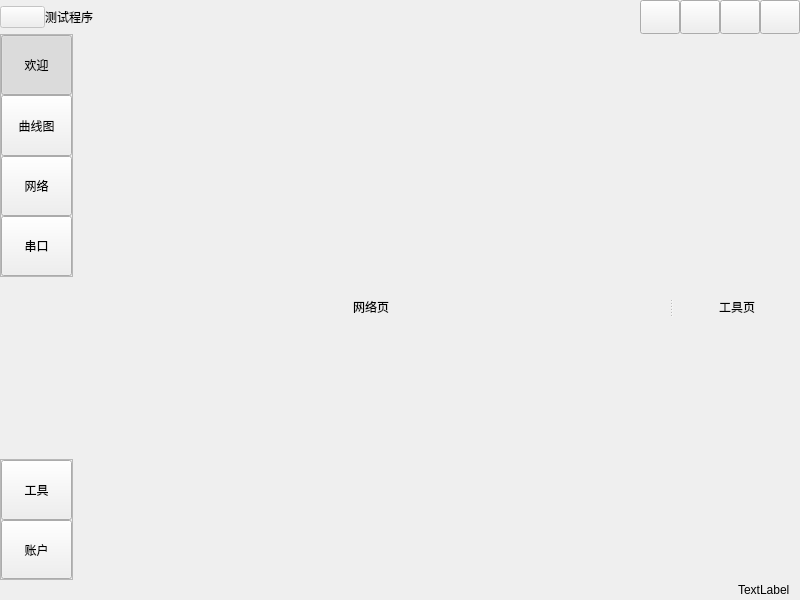
Above: mainwindow.ui from azjdly/qtdemo before the change. Below: the same form after it.
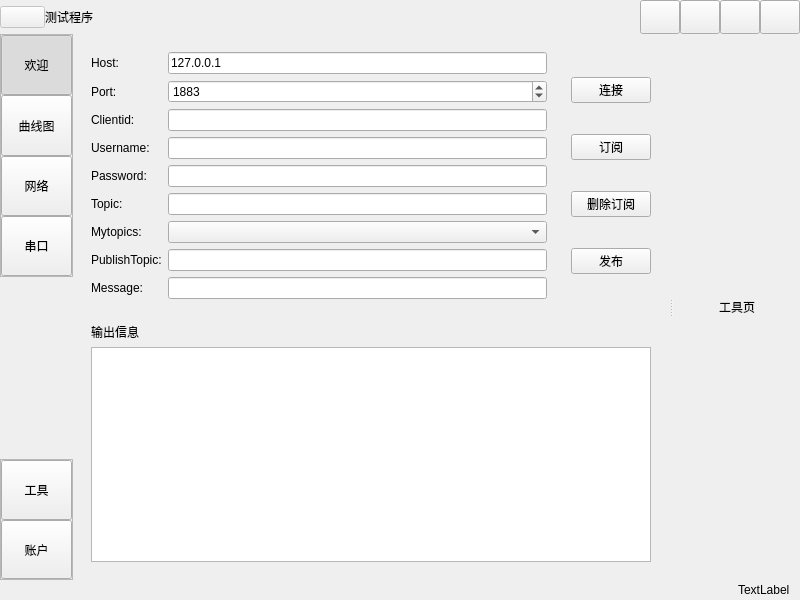
That is the form after the change. The open tabs and pages were chosen to show the change. Icons and pictures are not drawn. Custom widgets are drawn as their Qt base class.

```diff
--- a/mainwindow.ui
+++ b/mainwindow.ui
@@ -582,38 +582,168 @@
              <widget class="QWidget" name="networkPage">
               <layout class="QGridLayout" name="gridLayout_5">
                <item row="0" column="0">
-                <spacer name="horizontalSpacer_7">
-                 <property name="orientation">
-                  <enum>Qt::Horizontal</enum>
-                 </property>
-                 <property name="sizeHint" stdset="0">
-                  <size>
-                   <width>40</width>
-                   <height>20</height>
-                  </size>
-                 </property>
-                </spacer>
+                <widget class="QWidget" name="widget_10" native="true">
+                 <layout class="QFormLayout" name="formLayout_2">
+                  <item row="0" column="0">
+                   <widget class="QLabel" name="label_3">
+                    <property name="text">
+                     <string>Host:</string>
+                    </property>
+                   </widget>
+                  </item>
+                  <item row="0" column="1">
+                   <widget class="QLineEdit" name="mqttHostEdit">
+                    <property name="text">
+                     <string>127.0.0.1</string>
+                    </property>
+                   </widget>
+                  </item>
+                  <item row="1" column="0">
+                   <widget class="QLabel" name="label_13">
+                    <property name="text">
+                     <string>Port:</string>
+                    </property>
+                   </widget>
+                  </item>
+                  <item row="1" column="1">
+                   <widget class="QSpinBox" name="mqttPortSpinbox">
+                    <property name="minimum">
+                     <number>1</number>
+                    </property>
+                    <property name="maximum">
+                     <number>65535</number>
+                    </property>
+                    <property name="stepType">
+                     <enum>QAbstractSpinBox::StepType::DefaultStepType</enum>
+                    </property>
+                    <property name="value">
+                     <number>1883</number>
+                    </property>
+                   </widget>
+                  </item>
+                  <item row="7" column="0">
+                   <widget class="QLabel" name="label_17">
+                    <property name="text">
+                     <string>Mytopics:</string>
+                    </property>
+                   </widget>
+                  </item>
+                  <item row="7" column="1">
+                   <widget class="QComboBox" name="myTopicsCom"/>
+                  </item>
+                  <item row="9" column="0">
+                   <widget class="QLabel" name="label_15">
+                    <property name="text">
+                     <string>Message:</string>
+                    </property>
+                   </widget>
+                  </item>
+                  <item row="9" column="1">
+                   <widget class="QLineEdit" name="mqttMessageEdit"/>
+                  </item>
+                  <item row="3" column="0">
+                   <widget class="QLabel" name="label_18">
+                    <property name="text">
+                     <string>Clientid:</string>
+                    </property>
+                   </widget>
+                  </item>
+                  <item row="3" column="1">
+                   <widget class="QLineEdit" name="clientIdEdit"/>
+                  </item>
+                  <item row="4" column="0">
+                   <widget class="QLabel" name="label_19">
+                    <property name="text">
+                     <string>Username:</string>
+                    </property>
+                   </widget>
+                  </item>
+                  <item row="5" column="0">
+                   <widget class="QLabel" name="label_20">
+                    <property name="text">
+                     <string>Password:</string>
+                    </property>
+                   </widget>
+                  </item>
+                  <item row="4" column="1">
+                   <widget class="QLineEdit" name="usernameEdit"/>
+                  </item>
+                  <item row="5" column="1">
+                   <widget class="QLineEdit" name="passwordEdit"/>
+                  </item>
+                  <item row="6" column="0">
+                   <widget class="QLabel" name="label_14">
+                    <property name="text">
+                     <string>Topic:</string>
+                    </property>
+                   </widget>
+                  </item>
+                  <item row="6" column="1">
+                   <widget class="QLineEdit" name="mqttTopicEdit"/>
+                  </item>
+                  <item row="8" column="1">
+                   <widget class="QLineEdit" name="publishTopicEdit"/>
+                  </item>
+                  <item row="8" column="0">
+                   <widget class="QLabel" name="label_21">
+                    <property name="text">
+                     <string>PublishTopic:</string>
+                    </property>
+                   </widget>
+                  </item>
+                 </layout>
+                </widget>
+               </item>
+               <item row="1" column="0" colspan="2">
+                <widget class="QWidget" name="widget_12" native="true">
+                 <layout class="QVBoxLayout" name="verticalLayout_9">
+                  <item>
+                   <widget class="QLabel" name="label_16">
+                    <property name="text">
+                     <string>输出信息</string>
+                    </property>
+                   </widget>
+                  </item>
+                  <item>
+                   <widget class="QTextEdit" name="mqttOutEdit"/>
+                  </item>
+                 </layout>
+                </widget>
                </item>
                <item row="0" column="1">
-                <widget class="QLabel" name="label_3">
-                 <property name="text">
-                  <string>网络页</string>
-                 </property>
+                <widget class="QWidget" name="widget_11" native="true">
+                 <layout class="QVBoxLayout" name="verticalLayout_7">
+                  <item>
+                   <widget class="QPushButton" name="mqttConnectBtn">
+                    <property name="text">
+                     <string>连接</string>
+                    </property>
+                   </widget>
+                  </item>
+                  <item>
+                   <widget class="QPushButton" name="mqttSubBtn">
+                    <property name="text">
+                     <string>订阅</string>
+                    </property>
+                   </widget>
+                  </item>
+                  <item>
+                   <widget class="QPushButton" name="deleteSubButton">
+                    <property name="text">
+                     <string>删除订阅</string>
+                    </property>
+                   </widget>
+                  </item>
+                  <item>
+                   <widget class="QPushButton" name="mqttPubBtn">
+                    <property name="text">
+                     <string>发布</string>
+                    </property>
+                   </widget>
+                  </item>
+                 </layout>
                 </widget>
                </item>
-               <item row="0" column="2">
-                <spacer name="horizontalSpacer_8">
-                 <property name="orientation">
-                  <enum>Qt::Horizontal</enum>
-                 </property>
-                 <property name="sizeHint" stdset="0">
-                  <size>
-                   <width>40</width>
-                   <height>20</height>
-                  </size>
-                 </property>
-                </spacer>
-               </item>
               </layout>
              </widget>
              <widget class="QWidget" name="comPage">
```
Left out of the diff: 50 changed lines with no effect on the pictures.
